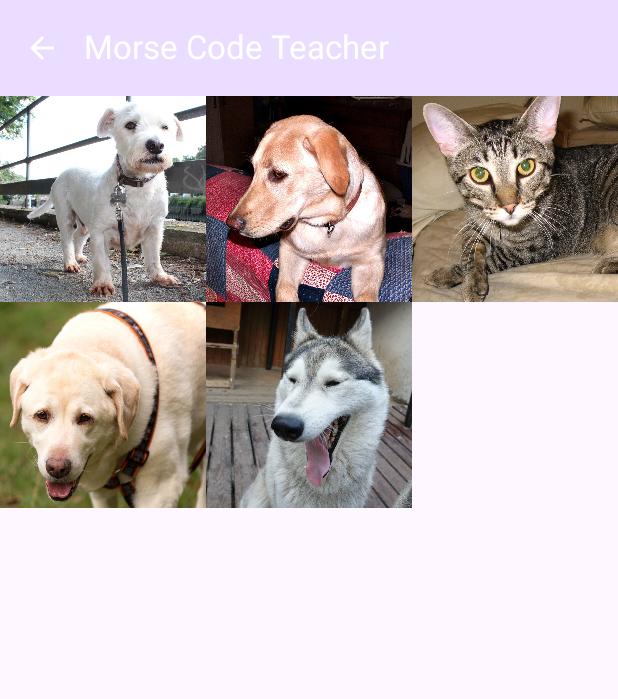
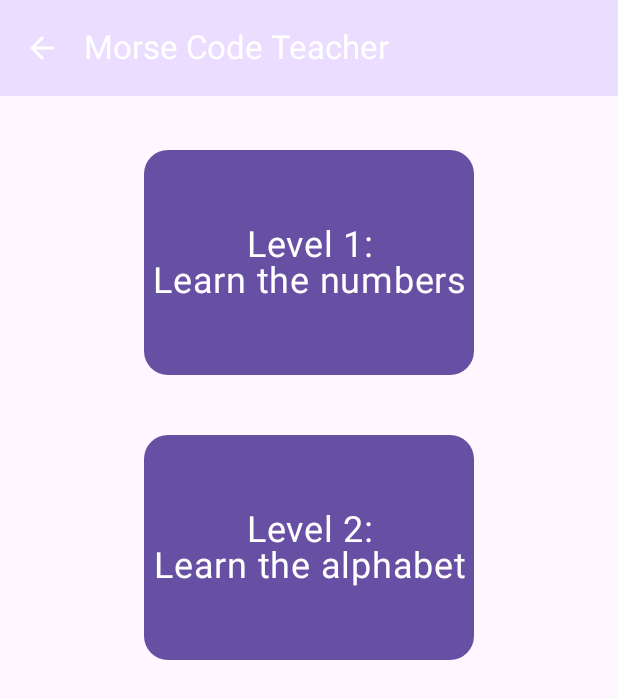
Before and after one commit to xgarcia17/MorseCoder, an Android app built with Jetpack Compose: the screen it shows after launch (MainActivity), after a tap on "Learn Morse Code", on a phone screen of 412 x 824 dp. Shown: the top 699 px of the screen. Run offline under Robolectric (Android 15) with nearby library versions, the phone set to English and light mode, and no system bars.

Commit message:
get the listscreen to now show list of levels; each level brings up information about its own level

```diff
--- a/app/src/main/java/com/zybooks/petadoption/data/MorseCoder.kt
+++ b/app/src/main/java/com/zybooks/petadoption/data/MorseCoder.kt
@@ -17,3 +17,9 @@ data class Pet (
    val description: String = "",
    val imageId: Int = 0
 )
+
+data class Level (
+   val id: Int = 0,
+   val title: String = "",
+   val chars: List<Char> = listOf(),
+)
--- a/app/src/main/java/com/zybooks/petadoption/data/MorseCoderDataSource.kt
+++ b/app/src/main/java/com/zybooks/petadoption/data/MorseCoderDataSource.kt
@@ -3,6 +3,19 @@ package com.zybooks.petadoption.data
 import com.zybooks.petadoption.R
 
 class MorseCoderDataSource {
+   private val levelList = listOf(
+      Level (
+         id = 1,
+         title = "Learn the numbers",
+         chars = (1..10).map { it.toString().first() }
+      ),
+      Level (
+         id = 2,
+         title = "Learn the alphabet",
+         chars = ('a'..'z').map { it }
+      )
+   )
+
    private val petList = listOf(
       Pet(
          id = 1,
@@ -55,5 +68,9 @@ class MorseCoderDataSource {
       return petList.find { it.id == id }
    }
 
-   fun loadPets() = petList
+   fun getLevel(id: Int): Level? {
+      return levelList.find { it.id == id }
+   }
+
+   fun loadLevels() = levelList
 }
--- a/app/src/main/java/com/zybooks/petadoption/ui/DetailViewModel.kt
+++ b/app/src/main/java/com/zybooks/petadoption/ui/DetailViewModel.kt
@@ -1,9 +1,9 @@
 package com.zybooks.petadoption.ui
 
 import androidx.lifecycle.ViewModel
-import com.zybooks.petadoption.data.Pet
+import com.zybooks.petadoption.data.Level
 import com.zybooks.petadoption.data.MorseCoderDataSource
 
 class DetailViewModel : ViewModel() {
-    fun getPet(id: Int): Pet = MorseCoderDataSource().getPet(id) ?: Pet()
+    fun getLevel(id: Int): Level = MorseCoderDataSource().getLevel(id) ?: Level()
 }
--- a/app/src/main/java/com/zybooks/petadoption/ui/HelperComponents.kt
+++ b/app/src/main/java/com/zybooks/petadoption/ui/HelperComponents.kt
@@ -15,22 +15,34 @@ import androidx.compose.runtime.Composable
 import androidx.compose.ui.Alignment
 import androidx.compose.ui.Modifier
 import androidx.compose.ui.draw.clip
+import androidx.compose.ui.text.style.TextAlign
 import androidx.compose.ui.unit.dp
+import androidx.compose.ui.unit.sp
 
 @Composable
 fun SquareButton(
     text: String,
-    onClick: () -> Unit
+    onClick: () -> Unit,
+    fontSize: Int = 24,
+    height: Int = 220,
+    width: Int = 220
 ) {
     Box(
         modifier = Modifier
-            .size(220.dp)
+            .height(height.dp)
+            .width(width.dp)
             .clip(RoundedCornerShape(16.dp))
             .background(MaterialTheme.colorScheme.primary)
             .clickable { onClick() },
         contentAlignment = Alignment.Center
     ) {
-        Text(text, color = MaterialTheme.colorScheme.onPrimary)
+        Text(
+            text = text,
+            color = MaterialTheme.colorScheme.onPrimary,
+            fontSize = fontSize.sp,
+            textAlign = TextAlign.Center,
+            modifier = Modifier.fillMaxWidth()
+        )
     }
 }
 
--- /dev/null
+++ b/app/src/main/java/com/zybooks/petadoption/ui/LearnerScreen.kt
@@ -0,0 +1,58 @@
+package com.zybooks.petadoption.ui
+
+import androidx.compose.foundation.Image
+import androidx.compose.foundation.clickable
+import androidx.compose.foundation.layout.Box
+import androidx.compose.foundation.layout.PaddingValues
+import androidx.compose.foundation.layout.fillMaxWidth
+import androidx.compose.foundation.layout.padding
+import androidx.compose.foundation.layout.size
+import androidx.compose.foundation.lazy.LazyColumn
+import androidx.compose.foundation.lazy.items
+import androidx.compose.material3.Scaffold
+import androidx.compose.runtime.Composable
+import androidx.compose.ui.Alignment
+import androidx.compose.ui.Modifier
+import androidx.compose.ui.res.painterResource
+import androidx.compose.ui.unit.dp
+import androidx.lifecycle.viewmodel.compose.viewModel
+import com.zybooks.petadoption.data.Level
+
+@Composable
+fun LearnerScreen(
+    title: String,
+    onButtonClick: (Level) -> Unit,
+    modifier: Modifier = Modifier,
+    viewModel: ListViewModel = viewModel(),
+    onUpClick: () -> Unit = { }
+) {
+    Scaffold(
+        topBar = {
+            MorseCoderAppBar(
+                title = title,
+                canNavigateBack = true,
+                onUpClick = onUpClick
+            )
+        }
+    ) { innerPadding ->
+        LazyColumn(
+            contentPadding = PaddingValues(16.dp),
+            modifier = modifier.padding(innerPadding)
+        ) {
+            items(viewModel.levelList) { level ->
+                Box(
+                    modifier = Modifier
+                        .fillMaxWidth()
+                        .padding(20.dp),
+                    contentAlignment = Alignment.Center
+                ) {
+                    SquareButton(
+                        text = "Level ${level.id}:\n${level.title}",
+                        onClick = { onButtonClick(level) },
+                        height = 150
+                    )
+                }
+            }
+        }
+    }
+}
--- a/app/src/main/java/com/zybooks/petadoption/ui/ListViewModel.kt
+++ b/app/src/main/java/com/zybooks/petadoption/ui/ListViewModel.kt
@@ -4,5 +4,5 @@ import androidx.lifecycle.ViewModel
 import com.zybooks.petadoption.data.MorseCoderDataSource
 
 class ListViewModel : ViewModel() {
-    val petList = MorseCoderDataSource().loadPets()
+    val levelList = MorseCoderDataSource().loadLevels()
 }
--- a/app/src/main/java/com/zybooks/petadoption/ui/MorseCoderApp.kt
+++ b/app/src/main/java/com/zybooks/petadoption/ui/MorseCoderApp.kt
@@ -6,7 +6,6 @@ import androidx.compose.foundation.Image
 import androidx.compose.foundation.clickable
 import androidx.compose.foundation.layout.Arrangement
 import androidx.compose.foundation.layout.Column
-import androidx.compose.foundation.layout.PaddingValues
 import androidx.compose.foundation.layout.Row
 import androidx.compose.foundation.layout.Spacer
 import androidx.compose.foundation.layout.fillMaxSize
@@ -16,8 +15,6 @@ import androidx.compose.foundation.layout.offset
 import androidx.compose.foundation.layout.padding
 import androidx.compose.foundation.layout.size
 import androidx.compose.foundation.layout.width
-import androidx.compose.foundation.lazy.grid.GridCells
-import androidx.compose.foundation.lazy.grid.LazyVerticalGrid
 import androidx.compose.material3.ExperimentalMaterial3Api
 import androidx.compose.material3.MaterialTheme
 import androidx.compose.material3.Scaffold
@@ -27,31 +24,22 @@ import androidx.compose.material3.TopAppBarDefaults
 import androidx.compose.runtime.Composable
 import androidx.compose.ui.Modifier
 import androidx.lifecycle.viewmodel.compose.viewModel
-import androidx.compose.foundation.lazy.grid.items
 import androidx.compose.material.icons.Icons
 import androidx.compose.material.icons.automirrored.filled.ArrowBack
 import androidx.compose.material.icons.filled.Share
 import androidx.compose.material3.Button
 import androidx.compose.material3.Icon
 import androidx.compose.material3.IconButton
-import androidx.compose.runtime.getValue
-import androidx.compose.runtime.mutableStateOf
-import androidx.compose.runtime.remember
-import androidx.compose.runtime.setValue
 import androidx.compose.ui.Alignment
 import androidx.compose.ui.layout.ContentScale
 import androidx.compose.ui.platform.LocalConfiguration
 import androidx.compose.ui.res.painterResource
 import androidx.compose.ui.text.style.TextAlign
-import androidx.compose.ui.tooling.preview.Preview
 import androidx.compose.ui.unit.dp
 import androidx.navigation.compose.NavHost
 import androidx.navigation.compose.composable
 import androidx.navigation.compose.rememberNavController
-import com.zybooks.petadoption.data.Pet
-import com.zybooks.petadoption.data.MorseCoderDataSource
 import com.zybooks.petadoption.data.PetGender
-import com.zybooks.petadoption.ui.theme.MorseCoderTheme
 
 
 @SuppressLint("UnusedMaterial3ScaffoldPaddingParameter")
@@ -74,11 +62,11 @@ fun MorseCoderApp(orientationViewModel: OrientationViewModel) {
          ) {
             StartScreen(
                onNavigateToMessagePassing = { title ->
-                  // Navigate to the ListScreen with the appropriate title
+                  // Navigate to the MessengerScreen with the appropriate title
                   navController.navigate("messenger_screen/$title")
                },
                onNavigateToLearner = { title ->
-                  // Navigate to the ListScreen with the appropriate title
+                  // Navigate to the LearnerScreen with the appropriate title
                   navController.navigate("learner_screen/$title")
                }
             )
@@ -100,10 +88,10 @@ fun MorseCoderApp(orientationViewModel: OrientationViewModel) {
       composable("learner_screen/{title}") { backstackEntry ->
          val title = backstackEntry.arguments?.getString("title") ?: "Default Title"
 
-         ListScreen(
-            title = title, // Pass the title to ListScreen
-            onImageClick = { pet ->
-               navController.navigate("detail_screen/${pet.id}")
+         LearnerScreen(
+            title = title, // Pass the title to LearnerScreen
+            onButtonClick = { level ->
+               navController.navigate("detail_screen/${level.id}")
             },
             onUpClick = {
                // Navigate back to the "start_screen"
@@ -112,12 +100,12 @@ fun MorseCoderApp(orientationViewModel: OrientationViewModel) {
          )
       }
 
-      composable("detail_screen/{petId}") { backstackEntry ->
-         val petId = backstackEntry.arguments?.getString("petId")?.toInt() ?: 0
+      composable("detail_screen/{levelId}") { backstackEntry ->
+         val levelId = backstackEntry.arguments?.getString("levelId")?.toInt() ?: 0
          DetailScreen(
-            petId = petId,
+            levelId = levelId,
             onAdoptClick = {
-               navController.navigate("adopt_screen/$petId")
+               navController.navigate("adopt_screen/$levelId")
             },
             onUpClick = {
                navController.navigateUp()
@@ -136,7 +124,6 @@ fun MorseCoderApp(orientationViewModel: OrientationViewModel) {
       }
    }
 }
-
 
 @Composable
 fun StartScreen(
@@ -157,14 +144,14 @@ fun StartScreen(
       ) {
          SquareButton(
             text = "Message your field agent",
-            onClick = { onNavigateToMessagePassing("The Control Desk") }
+            onClick = { onNavigateToMessagePassing("The Control Desk") },
          )
 
          Spacer(modifier = Modifier.width(32.dp))
 
          SquareButton(
             text = "Learn Morse Code",
-            onClick = { onNavigateToLearner("Morse Code Teacher") }
+            onClick = { onNavigateToLearner("Morse Code Teacher") },
          )
       }
    } else {
@@ -177,7 +164,7 @@ fun StartScreen(
       ) {
          SquareButton(
             text = "Message your field agent",
-            onClick = { onNavigateToMessagePassing("The Control Desk") }
+            onClick = { onNavigateToMessagePassing("The Control Desk") },
          )
 
          Spacer(modifier = Modifier.height(16.dp))
@@ -186,10 +173,10 @@ fun StartScreen(
             text = "Learn Morse Code",
             onClick = { onNavigateToLearner("Morse Code Teacher") }
          )
+
       }
    }
 }
-
 
 @OptIn(ExperimentalMaterial3Api::class)
 @Composable
@@ -216,59 +203,20 @@ fun MorseCoderAppBar(
    )
 }
 
-
-
-@Composable
-fun ListScreen(
-   title: String,
-   onImageClick: (Pet) -> Unit,
-   modifier: Modifier = Modifier,
-   viewModel: ListViewModel = viewModel(),
-   onUpClick: () -> Unit = { }
-) {
-   Scaffold(
-      topBar = {
-         MorseCoderAppBar(
-            title = title,
-            canNavigateBack = true,
-            onUpClick = onUpClick
-         )
-      }
-   ) { innerPadding ->
-      LazyVerticalGrid(
-         columns = GridCells.Adaptive(minSize = 128.dp),
-         contentPadding = PaddingValues(0.dp),
-         modifier = modifier.padding(innerPadding)
-      ) {
-         items(viewModel.petList) { pet ->
-            Image(
-               painter = painterResource(id = pet.imageId),
-               contentDescription = "${pet.type} ${pet.gender}",
-               modifier = Modifier.clickable(
-                  onClick = { onImageClick(pet) },
-                  onClickLabel = "Select the pet"
-               )
-            )
-         }
-      }
-   }
-}
-
 @Composable
 fun DetailScreen(
-   petId: Int,
+   levelId: Int,
    onAdoptClick: () -> Unit,
    modifier: Modifier = Modifier,
    viewModel: DetailViewModel = viewModel(),
    onUpClick: () -> Unit = { }
 ) {
-   val pet = viewModel.getPet(petId)
-   val gender = if (pet.gender == PetGender.MALE) "Male" else "Female"
+   val level = viewModel.getLevel(levelId)
 
    Scaffold(
       topBar = {
          MorseCoderAppBar(
-            title = "Details",
+            title = "Level ${level.id}",
             canNavigateBack = true,
             onUpClick = onUpClick
          )
@@ -277,39 +225,16 @@ fun DetailScreen(
       Column(
          modifier = modifier.padding(innerPadding)
       ) {
-         Image(
-            painter = painterResource(pet.imageId),
-            contentDescription = pet.name,
-            contentScale = ContentScale.FillWidth
-         )
          Column(
             verticalArrangement = Arrangement.spacedBy(6.dp),
             modifier = modifier.padding(6.dp)
          ) {
-            Row(
-               horizontalArrangement = Arrangement.SpaceBetween,
-               verticalAlignment = Alignment.CenterVertically,
-               modifier = modifier.fillMaxWidth()
-            ) {
-               Text(
-                  text = pet.name,
-                  style = MaterialTheme.typography.headlineMedium
-               )
-               Button(onClick = onAdoptClick) {
-                  Text("Adopt Me!")
-               }
-            }
             Text(
-               text = "Gender: $gender",
-               style = MaterialTheme.typography.bodyLarge
+               text = level.title,
+               style = MaterialTheme.typography.headlineMedium
             )
             Text(
-               text = "Age: ${pet.age}",
-               style = MaterialTheme.typography.bodyLarge
-            )
-            Text(
-               text = pet.description,
-               style = MaterialTheme.typography.bodyMedium
+               text = level.chars.toString(),
             )
          }
       }
```
